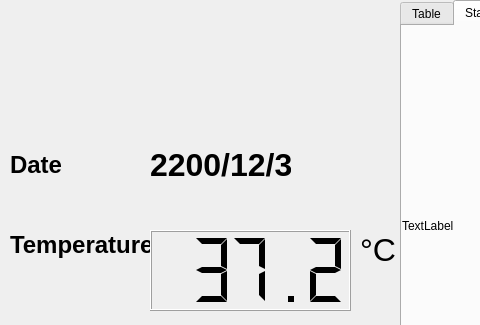
Above: HTsensor_record_new.ui from TaroballzChen/RaspberryPi_HTsensor_display before the change; both pictures show x 0 to 480 and y 0 to 325 of the 800 by 480 pixel window. Below: the same form after it.
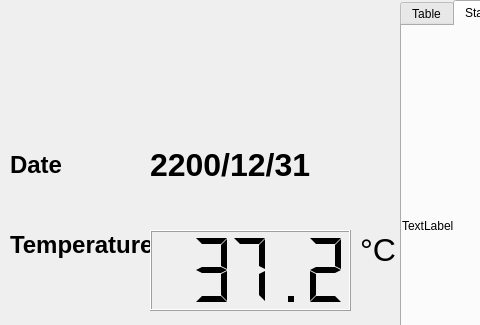
That is the form after the change.

Diff of the .ui file:
```diff
--- a/HTsensor_record_new.ui
+++ b/HTsensor_record_new.ui
@@ -132,7 +132,7 @@
      <rect>
       <x>150</x>
       <y>140</y>
-      <width>141</width>
+      <width>181</width>
       <height>51</height>
      </rect>
     </property>
```
